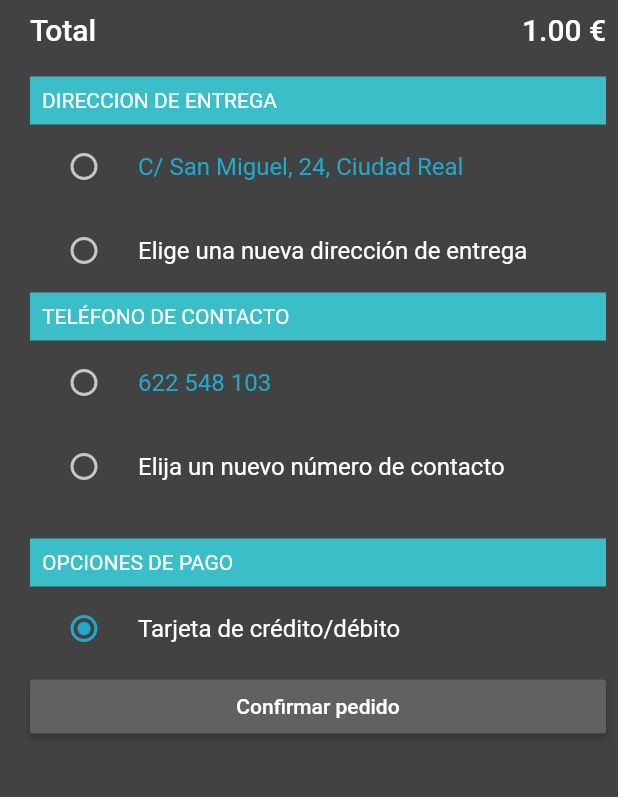
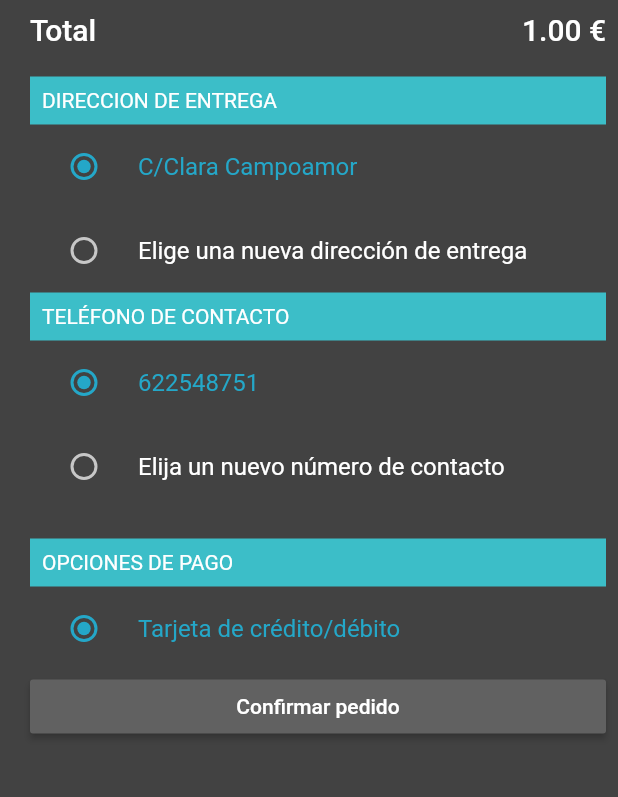
Before and after one commit to FenriRuiz/The_Good_Plate, a Flutter app: the TabsPedidos screen opened directly with sample values from the repository, after a tap on "Confirmar pedido", on a phone screen of 412 x 824 dp, the part 153-950 px from its top. Run offline on Flutter 3.47's test engine with Material 2 defaults, Android fonts, the phone set to English and light mode, and no system bars; our stand-ins replace fluttertoast, google_maps_flutter, image_picker, wave; missing offline and left inert: card_settings; network calls fail; Roboto replaces fonts that are missing (Montserrat).

Commit message:
Ya está todo solucionado

```diff
--- a/lib/auxiliar/backPedidos.dart
+++ b/lib/auxiliar/backPedidos.dart
@@ -4,11 +4,11 @@ import 'package:the_good_plate/rutas/lista_pedidos.dart';
 import 'package:the_good_plate/modelos/modelo_usuarios.dart';
 import 'package:the_good_plate/rutas/pedido_proceso.dart';
 
-
 class TabsPedidos extends StatefulWidget {
   ModeloUsuario user;
   List<ModeloPedido> _listaPedido;
-  TabsPedidos(this._listaPedido,{Key key, @required this.user}) : super(key: key);
+  TabsPedidos(this._listaPedido, {Key key, @required this.user})
+      : super(key: key);
 
   @override
   _TabsPedidosState createState() => _TabsPedidosState();
@@ -16,7 +16,6 @@ class TabsPedidos extends StatefulWidget {
 
 class _TabsPedidosState extends State<TabsPedidos> {
   final feedRefresh = ChangeNotifier();
-
   @override
   void initState() {
     super.initState();
@@ -51,7 +50,7 @@ class _TabsPedidosState extends State<TabsPedidos> {
             ),
             body: TabBarView(
               children: [
-                PedidosActivity(widget._listaPedido,user: widget.user),
+                PedidosActivity(pedidos, user: widget.user),
                 PedidoProcesoActivity(),
               ],
             )),
--- a/lib/auxiliar/guillotinaMenu.dart
+++ b/lib/auxiliar/guillotinaMenu.dart
@@ -313,7 +313,7 @@ class _GuillotineMenuState extends State<GuillotineMenu>
 
   MaterialPageRoute buildMaterialPagePedido() {
     return MaterialPageRoute(
-        builder: ((BuildContext context) => TabsPedidos(widget._listaPedido,user: widget.user)));
+        builder: ((BuildContext context) => TabsPedidos(widget._listaPedido,user: widget.user,)));
   }
 
   MaterialPageRoute buildMaterialPageMaps() {
--- /dev/null
+++ b/lib/auxiliar/metodosPedido.dart
@@ -0,0 +1,19 @@
+import 'package:the_good_plate/modelos/modelo_pedidos.dart';
+
+class Metodos extends ModeloPedido {
+  double total = 0;
+  double subtotal = 0;
+  double envio = 1.0;
+
+  double precioSubtotal() {
+    for (int i = 0; i < pedidos.length; i++) {
+      subtotal += (pedidos[i].cantidad * pedidos[i].precio);
+    }
+    return subtotal;
+  }
+
+  String precioTotal() {
+    total = precioSubtotal() + envio;
+    return total.toStringAsFixed(2).toString();
+  }
+}
--- a/lib/dialogos/dialogo_alertaCobro.dart
+++ b/lib/dialogos/dialogo_alertaCobro.dart
@@ -40,11 +40,11 @@ class _AlertaCobroState extends State<AlertaCobro> {
                 width: 20.0,
               ),
               CircleAvatar(
-                  radius: 55,
+                  radius: 45,
                   backgroundColor: Colors.grey.shade200,
                   child: Icon(
                     Icons.announcement,
-                    size: 90.0,
+                    size: 70.0,
                     color: Colors.red,
                   )),
               SizedBox(
--- a/lib/rutas/confirmar_pedido.dart
+++ b/lib/rutas/confirmar_pedido.dart
@@ -7,18 +7,14 @@ import 'package:the_good_plate/modelos/modelo_usuarios.dart';
 class ConfirmarPedido extends StatefulWidget {
   ModeloUsuario user;
   List<ModeloPedido> pedido;
-  ConfirmarPedido({Key key, @required this.user, this.pedido}) : super(key: key);
+  ConfirmarPedido({Key key, @required this.user, this.pedido})
+      : super(key: key);
 
   ConfirmarPedidoState createState() => new ConfirmarPedidoState();
 }
 
 class ConfirmarPedidoState extends State<ConfirmarPedido> {
-  String direccion = "C/ San Miguel, 24, Ciudad Real";
-  String telefono = "622 548 103";
-  double total = 11.5;
-  double entrega = 1;
-
-  //ConfirmarPedidoState(ModeloUsuario user, PedidosActivity pedido);
+  int selectedRadioTile = 0;
 
   Widget _buildBody(BuildContext context) {
     double total = 0.0;
@@ -32,7 +28,7 @@ class ConfirmarPedidoState extends State<ConfirmarPedido> {
               mainAxisAlignment: MainAxisAlignment.spaceBetween,
               children: <Widget>[
                 Text("Subtotal: "),
-                Text(_subtotal(widget.pedido, subtotal).toString()+" €"),
+                Text(_subtotal(widget.pedido, subtotal).toString() + " €"),
                 //Text(widget.pedido.subtotal.toString()+"€"),
               ],
             ),
@@ -43,7 +39,7 @@ class ConfirmarPedidoState extends State<ConfirmarPedido> {
               mainAxisAlignment: MainAxisAlignment.spaceBetween,
               children: <Widget>[
                 Text("Gastos de envío:"),
-                Text(envio.toString()+"€"),
+                Text(envio.toString() + "€"),
                 //Text(widget.pedido.envio.toString()+"€"),
               ],
             ),
@@ -55,7 +51,7 @@ class ConfirmarPedidoState extends State<ConfirmarPedido> {
               children: <Widget>[
                 Text("Total", style: Theme.of(context).textTheme.title),
                 Text(
-                  _total(widget.pedido, envio, total, subtotal)+" €",
+                  _total(widget.pedido, envio, total, subtotal) + " €",
                   //widget.pedido.total.toString()+"€",
                   style: Theme.of(context).textTheme.title,
                 ),
@@ -75,14 +71,14 @@ class ConfirmarPedidoState extends State<ConfirmarPedido> {
                 RadioListTile(
                   selected: true,
                   value: widget.user.direccion.toString(),
-                  groupValue: direccion,
-                  title: Text(direccion),
+                  groupValue: widget.user.direccion.toString(),
+                  title: Text(widget.user.direccion.toString()),
                   onChanged: (value) {},
                 ),
                 RadioListTile(
                   selected: false,
                   value: "Añadir dirección",
-                  groupValue: direccion,
+                  groupValue: widget.user.direccion.toString(),
                   title: Text("Elige una nueva dirección de entrega"),
                   onChanged: (value) {},
                 ),
@@ -94,17 +90,18 @@ class ConfirmarPedidoState extends State<ConfirmarPedido> {
                 ),
                 RadioListTile(
                   selected: true,
-                  value: widget.user.direccion.toString(),
-                  groupValue: telefono,
-                  title: Text(telefono),
-                  onChanged: (value) {},
+                  value: widget.user.telefono.toString(),
+                  groupValue: widget.user.telefono.toString(),
+                  title: Text(widget.user.telefono.toString()),
+                  onChanged: (value) { },
                 ),
                 RadioListTile(
                   selected: false,
-                  value: "Nuevo Teléfono",
-                  groupValue: telefono,
+                  value: "Telefono nuevo",
+                  groupValue: widget.user.telefono.toString(),
                   title: Text("Elija un nuevo número de contacto"),
-                  onChanged: (value) {},
+                  onChanged: (value) {
+                  },
                 ),
               ],
             ),
@@ -118,6 +115,7 @@ class ConfirmarPedidoState extends State<ConfirmarPedido> {
               child: Text("Opciones de pago".toUpperCase()),
             ),
             RadioListTile(
+              selected: true,
               groupValue: true,
               value: true,
               title: Text("Tarjeta de crédito/débito"),
@@ -155,9 +153,13 @@ class ConfirmarPedidoState extends State<ConfirmarPedido> {
     showDialog(
         context: context,
         builder: (BuildContext context) {
-          return AlertaCobro(user: widget.user, pedido: widget.pedido,);
+          return AlertaCobro(
+            user: widget.user,
+            pedido: widget.pedido,
+          );
         });
   }
+
   double _subtotal(List<ModeloPedido> pedido, double subtotal) {
     for (int i = 0; i < widget.pedido.length; i++) {
       subtotal += (widget.pedido[i].cantidad * widget.pedido[i].precio);
@@ -165,9 +167,9 @@ class ConfirmarPedidoState extends State<ConfirmarPedido> {
     return subtotal;
   }
 
-  String _total(List<ModeloPedido> pedido, double envio,
-      double total, double subtotal) {
-      total = _subtotal(pedido, subtotal) + envio;
+  String _total(
+      List<ModeloPedido> pedido, double envio, double total, double subtotal) {
+    total = _subtotal(pedido, subtotal) + envio;
     return total.toStringAsFixed(2).toString();
   }
 }
--- a/lib/rutas/lista_pedidos.dart
+++ b/lib/rutas/lista_pedidos.dart
@@ -4,6 +4,7 @@ import 'package:the_good_plate/vistas/item_pedido.dart';
 import 'package:the_good_plate/auxiliar/custom_clippers.dart';
 import 'package:the_good_plate/rutas/confirmar_pedido.dart';
 import 'package:the_good_plate/modelos/modelo_usuarios.dart';
+import 'package:the_good_plate/auxiliar/metodosPedido.dart';
 
 class PedidosActivity extends StatefulWidget {
   ModeloUsuario user;
@@ -17,6 +18,7 @@ class PedidosActivity extends StatefulWidget {
 
 class _PedidosActivityState extends State<PedidosActivity> {
   final feedRefresh = ChangeNotifier();
+
   @override
   void initState() {
     super.initState();
@@ -32,8 +34,6 @@ class _PedidosActivityState extends State<PedidosActivity> {
             onTap: () {
               //!Solo se actualiza el pedido si se presiona en algun lugar despues de cambiar la cantidad
               setState(() {});
-              _total(context, List<ModeloPedido>(), envio, total, subtotal);
-              _subtotal(context, List<ModeloPedido>(), subtotal);
             },
             child: Stack(
               children: <Widget>[
@@ -70,6 +70,13 @@ class _PedidosActivityState extends State<PedidosActivity> {
       double total, double envio, double subtotal) {
     return ClipOval(
       clipper: OvalTopBorderClipper(),
+      child: GestureDetector(
+        onTap: () {
+          //!Solo se actualiza el pedido si se presiona en algun lugar despues de cambiar la cantidad
+          setState(() {
+            _buildTotals(context, pedido, total, envio, subtotal);
+          });
+        },
         child: Material(
           child: Container(
             height: 150,
@@ -83,19 +90,14 @@ class _PedidosActivityState extends State<PedidosActivity> {
               gradient: LinearGradient(
                   begin: Alignment.topCenter,
                   end: Alignment.bottomCenter,
-                    stops: [
-                      0.0,
-                      0.3
-                    ],
-                    colors: [
-                      Color.fromRGBO(17, 53, 56, 100),
-                      Colors.grey[800]
-                    ]),
+                  stops: [0.0, 0.3],
+                  colors: [Color.fromRGBO(17, 53, 56, 100), Colors.grey[800]]),
               //color: Colors.grey[800],
             ),
             padding: EdgeInsets.only(
                 left: 10.0, right: 20.0, top: 30.0, bottom: 10.0),
-              child: Column(children: <Widget>[
+            child: Column(
+              children: <Widget>[
                 Flexible(
                   child: Row(
                     mainAxisAlignment: MainAxisAlignment.spaceBetween,
@@ -104,9 +106,9 @@ class _PedidosActivityState extends State<PedidosActivity> {
                           style:
                               TextStyle(fontSize: 15.0, color: Colors.white)),
                       Text(
-                          ((_subtotal(context, widget.pedido, subtotal)
+                          ((Metodos().precioSubtotal())
                                   .toStringAsFixed(2)
-                                  .toString()) +
+                                  .toString() +
                               "€"),
                           style:
                               TextStyle(fontSize: 15.0, color: Colors.white)),
@@ -123,7 +125,7 @@ class _PedidosActivityState extends State<PedidosActivity> {
                       Text("Envío: ",
                           style:
                               TextStyle(fontSize: 15.0, color: Colors.white)),
-                      Text(((envio.toStringAsFixed(2).toString()) + "€"),
+                      Text(((Metodos().envio.toString()) + "€"),
                           style:
                               TextStyle(fontSize: 15.0, color: Colors.white)),
                     ],
@@ -143,10 +145,7 @@ class _PedidosActivityState extends State<PedidosActivity> {
                           color: Colors.white,
                         ),
                       ),
-                      Text(
-                          ((_total(context, widget.pedido, envio, total,
-                                  subtotal)) +
-                              "€"),
+                      Text((Metodos().precioTotal() + "€"),
                           style:
                               TextStyle(fontSize: 18.0, color: Colors.white)),
                     ],
@@ -192,21 +191,11 @@ class _PedidosActivityState extends State<PedidosActivity> {
                     ),
                   ],
                 ),
-              ])),
-        ));
-  }
-
-  double _subtotal(
-      BuildContext context, List<ModeloPedido> pedido, double subtotal) {
-    for (int i = 0; i < widget.pedido.length; i++) {
-      subtotal += (widget.pedido[i].cantidad * widget.pedido[i].precio);
-    }
-    return subtotal;
-  }
-
-  String _total(BuildContext context, List<ModeloPedido> pedido, double envio,
-      double total, double subtotal) {
-    total = _subtotal(context, widget.pedido, subtotal) + envio;
-    return total.toStringAsFixed(2).toString();
+              ],
+            ),
+          ),
+        ),
+      ),
+    );
   }
 }
--- a/lib/rutas/perfil.dart
+++ b/lib/rutas/perfil.dart
@@ -13,8 +13,6 @@ class PerfilActivity extends StatefulWidget {
 }
 
 class _PerfilActivityState extends State<PerfilActivity> {
-  final image = 'images/avatar.jpg';
-
   final double expandedSize = 180.0;
   final double hiddenSize = 20.0;
 
@@ -37,7 +35,7 @@ class _PerfilActivityState extends State<PerfilActivity> {
             SizedBox(
               height: 250,
               width: double.infinity,
-              child: Image.asset(image, fit: BoxFit.cover),
+              child: Image.asset(widget.user.avatar, fit: BoxFit.cover),
             ),
             Container(
               margin: EdgeInsets.fromLTRB(16.0, 200.0, 16.0, 16.0),
--- a/lib/vistas/item_platos.dart
+++ b/lib/vistas/item_platos.dart
@@ -141,7 +141,8 @@ class ItemPlatoState extends State<ItemPlato> {
             precio: plato.precio,
             cantidad: cantidad,
             image: plato.imagen);
-        widget._listaPedido.add(modPed);
+       // widget._listaPedido.add(modPed);
+       pedidos.add(modPed);
         Scaffold.of(context).showSnackBar(new SnackBar(
           content: new Text(
               "Añadido, " + widget._plato.nombre + " x" + cantidad.toString()),
```
Also changed, not shown: lib/dialogos/dialogo_pago.dart (+9 -13 lines), lib/dialogos/dialogo_salirRestaurante.dart (+6 -6 lines), lib/modelos/modelo_pedidos.dart (+10 -28 lines), lib/modelos/modelo_usuarios.dart (+2 -7 lines), lib/rutas/restaurante.dart (+2 -9 lines), lib/vistas/item_pedidoProceso.dart (+6 -3 lines). Lines whose indentation alone changed are shown as unchanged.
